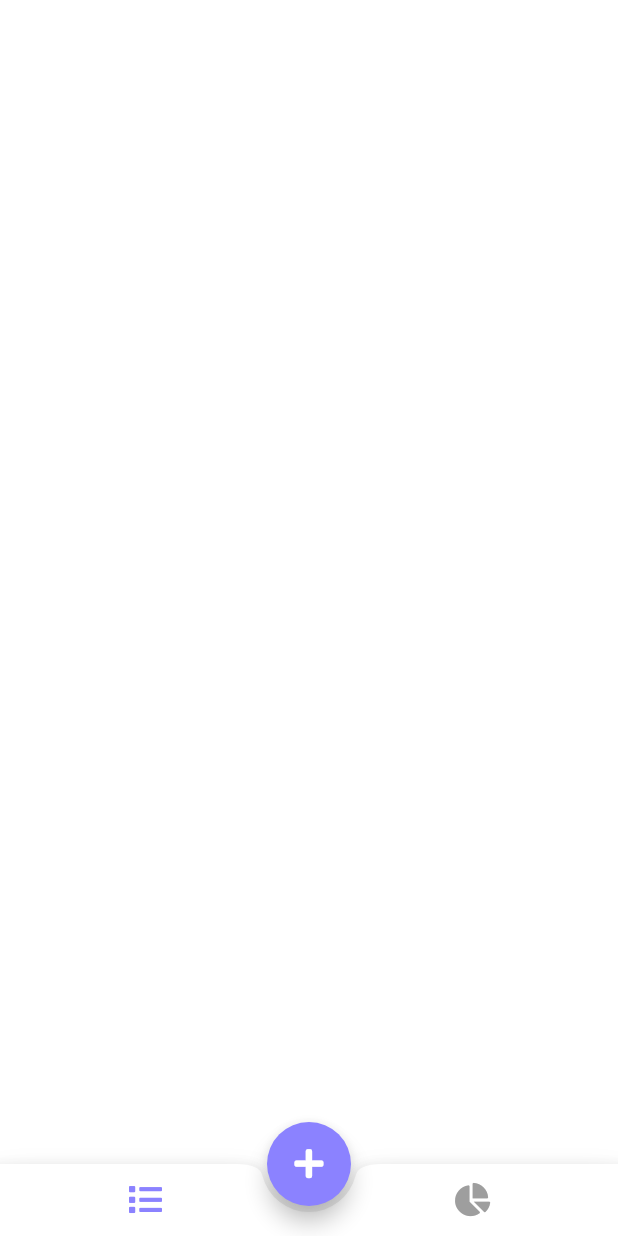
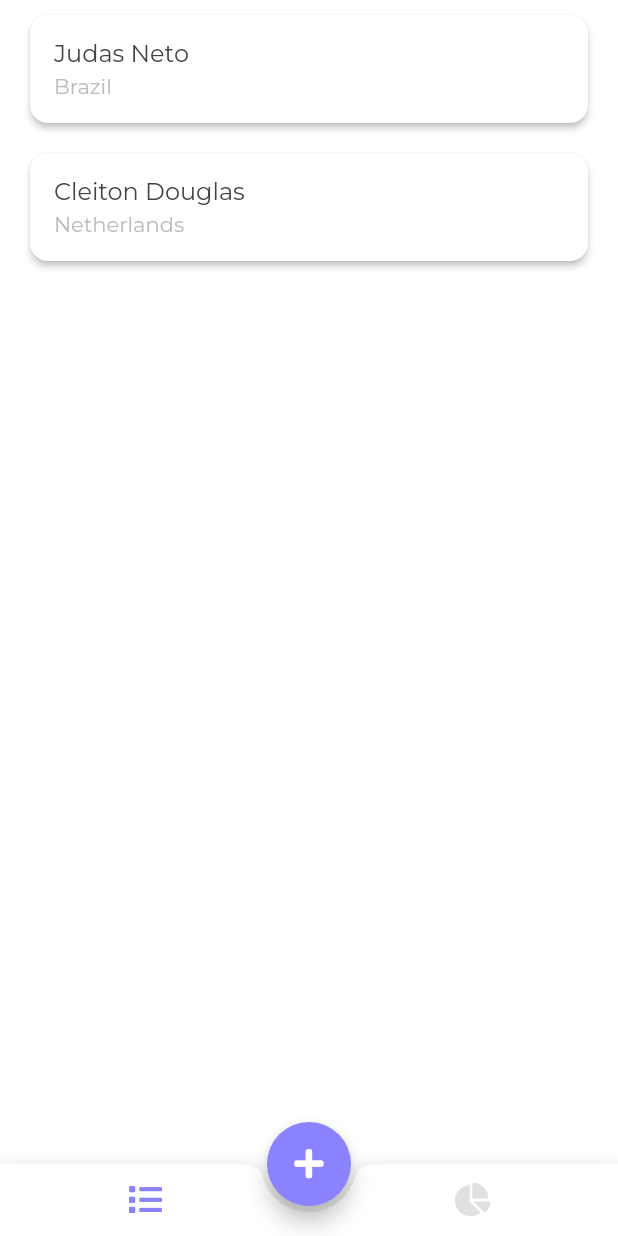
Before and after one commit to LucasPitol/CrudMaluco, a Flutter app: the screen it shows after launch, on a phone screen of 412 x 824 dp. Run offline on Flutter 3.47's test engine with Material 2 defaults, Android fonts, the phone set to English and light mode, and no system bars; our stand-ins replace font_awesome_flutter, google_fonts.

Commit message:
https://app.clubhouse.io/pitol/story/433/poc tarefa 3: DONE

```diff
--- a/flutterApp/cd_app/lib/main_component.dart
+++ b/flutterApp/cd_app/lib/main_component.dart
@@ -1,6 +1,8 @@
+import 'package:cd_app/pages/person_list_component.dart';
 import 'package:cd_app/utils/constants.dart';
 import 'package:cd_app/utils/styles.dart';
 import 'package:flutter/material.dart';
+import 'package:flutter/services.dart';
 import 'package:font_awesome_flutter/font_awesome_flutter.dart';
 
 class MainComponent extends StatefulWidget {
@@ -10,7 +12,7 @@ class MainComponent extends StatefulWidget {
 
 class _MainComponentState extends State<MainComponent> {
   final List<Widget> _widgetOptions = <Widget>[
-    Container(),
+    PersonListComponent(),
     Container(),
   ];
 
@@ -29,6 +31,19 @@ class _MainComponentState extends State<MainComponent> {
   FloatingActionButtonLocation _fabLocation =
       FloatingActionButtonLocation.centerDocked;
 
+  @override
+  void initState() {
+    super.initState();
+    this.updateAppBar();
+  }
+
+  updateAppBar() {
+    SystemChrome.setSystemUIOverlayStyle(SystemUiOverlayStyle(
+      statusBarColor: Styles.mainBackgroundColor,
+      statusBarIconBrightness: Brightness.dark,
+    ));
+  }
+
   void _onItemTapped(int index) {
     setState(() {
       _selectedIndex = index;
@@ -41,7 +56,9 @@ class _MainComponentState extends State<MainComponent> {
       resizeToAvoidBottomInset: true,
       backgroundColor: Styles.mainBackgroundColor,
       body: Container(
-        child: _widgetOptions.elementAt(_selectedIndex),
+        child: SafeArea(
+          child: _widgetOptions.elementAt(_selectedIndex),
+        ),
       ),
       floatingActionButton: _fab,
       floatingActionButtonLocation: this._fabLocation,
@@ -62,7 +79,7 @@ class _MainComponentState extends State<MainComponent> {
               size: 22,
               color: _selectedIndex == Constants.listBottomBarOptionIndex
                   ? Styles.primaryColor
-                  : Colors.grey,
+                  : Colors.grey.shade300,
             ),
             onPressed: () {
               this._onItemTapped(Constants.listBottomBarOptionIndex);
@@ -78,7 +95,7 @@ class _MainComponentState extends State<MainComponent> {
               size: 22,
               color: _selectedIndex == Constants.graphBottomBarOptionIndex
                   ? Styles.primaryColor
-                  : Colors.grey,
+                  : Colors.grey.shade300,
             ),
             onPressed: () {
               this._onItemTapped(Constants.graphBottomBarOptionIndex);
--- /dev/null
+++ b/flutterApp/cd_app/lib/models/person.dart
@@ -0,0 +1,6 @@
+class Person {
+  String id;
+  String name;
+  String country;
+  DateTime creationDate;
+}
--- /dev/null
+++ b/flutterApp/cd_app/lib/pages/person_list_component.dart
@@ -0,0 +1,92 @@
+import 'package:animations/animations.dart';
+import 'package:cd_app/models/person.dart';
+import 'package:cd_app/utils/styles.dart';
+import 'package:flutter/material.dart';
+
+class PersonListComponent extends StatefulWidget {
+  @override
+  _PersonListComponentState createState() => _PersonListComponentState();
+}
+
+class _PersonListComponentState extends State<PersonListComponent> {
+  List<Person> personList;
+
+  _PersonListComponentState() {
+    this.personList = [];
+  }
+
+  @override
+  void initState() {
+    super.initState();
+    this.getPersonList();
+  }
+
+  getPersonList() {
+    this.personList = [];
+
+    var p1 = Person();
+    p1.id = 'ABC124';
+    p1.name = 'Judas Neto';
+    p1.country = 'Brazil';
+
+    var p2 = Person();
+    p2.id = 'ABC1245';
+    p2.name = 'Cleiton Douglas';
+    p2.country = 'Netherlands';
+
+    personList.add(p1);
+    personList.add(p2);
+  }
+
+  Widget createTile(Person item) {
+    return Container(
+      margin: EdgeInsets.symmetric(horizontal: 20, vertical: 10),
+      // decoration: Styles.cardDecoration,
+      child: OpenContainer(
+        closedElevation: 2,
+        closedShape:
+            RoundedRectangleBorder(borderRadius: Styles.defaultBorderRadius),
+        onClosed: (val) {
+          print('closed');
+        },
+        closedBuilder: (context, action) {
+          return Container(
+            child: ListTile(
+              title: Text(
+                item.name,
+                style: Styles.montText,
+              ),
+              subtitle: Text(
+                item.country,
+                style: Styles.montTextLight,
+              ),
+            ),
+          );
+        },
+        openBuilder: (contex, action) {
+          return Container();
+        },
+      ),
+    );
+  }
+
+  @override
+  Widget build(BuildContext context) {
+    return Container(
+      child: Column(
+        children: [
+          Flexible(
+            child: SingleChildScrollView(
+              scrollDirection: Axis.vertical,
+              physics: const BouncingScrollPhysics(),
+              child: Column(
+                crossAxisAlignment: CrossAxisAlignment.start,
+                children: personList.map((item) => createTile(item)).toList(),
+              ),
+            ),
+          ),
+        ],
+      ),
+    );
+  }
+}
--- a/flutterApp/cd_app/lib/utils/styles.dart
+++ b/flutterApp/cd_app/lib/utils/styles.dart
@@ -23,4 +23,23 @@ class Styles {
   static Color darkColor = Color(0xff5655cb);
   static Color mainBackgroundColor = Colors.white;
 
+  static Color mainTextColor = Colors.grey.shade800;
+
+  static TextStyle montText = TextStyle(color: mainTextColor, fontSize: 16);
+  static TextStyle montTextLight = TextStyle(color: Colors.grey.shade400, fontSize: 14);
+
+  static BorderRadius defaultBorderRadius =
+      BorderRadius.all(Radius.circular(12));
+
+  static BoxDecoration cardDecoration = BoxDecoration(
+    color: mainBackgroundColor,
+    borderRadius: defaultBorderRadius,
+    boxShadow: [
+      BoxShadow(
+        color: Colors.grey.shade400,
+        offset: Offset(0, 2),
+        blurRadius: 2,
+      ),
+    ],
+  );
 }
--- a/flutterApp/cd_app/pubspec.yaml
+++ b/flutterApp/cd_app/pubspec.yaml
@@ -25,6 +25,7 @@ dependencies:
     sdk: flutter
   google_fonts: ^2.1.0
   font_awesome_flutter: ^9.1.0
+  animations: ^2.0.0
 
 
   # The following adds the Cupertino Icons font to your application.
```
